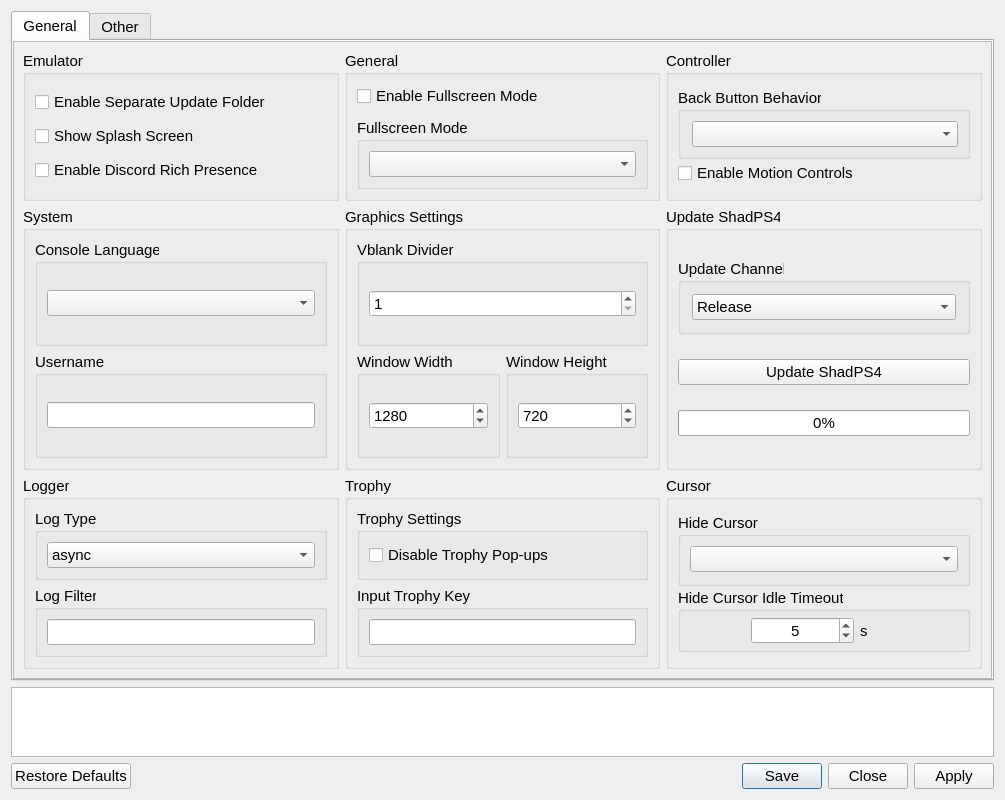
Before: the Qt Designer form settings/ShadSettings.ui in rainmakerv3/BB_Launcher, drawn with Qt 5.
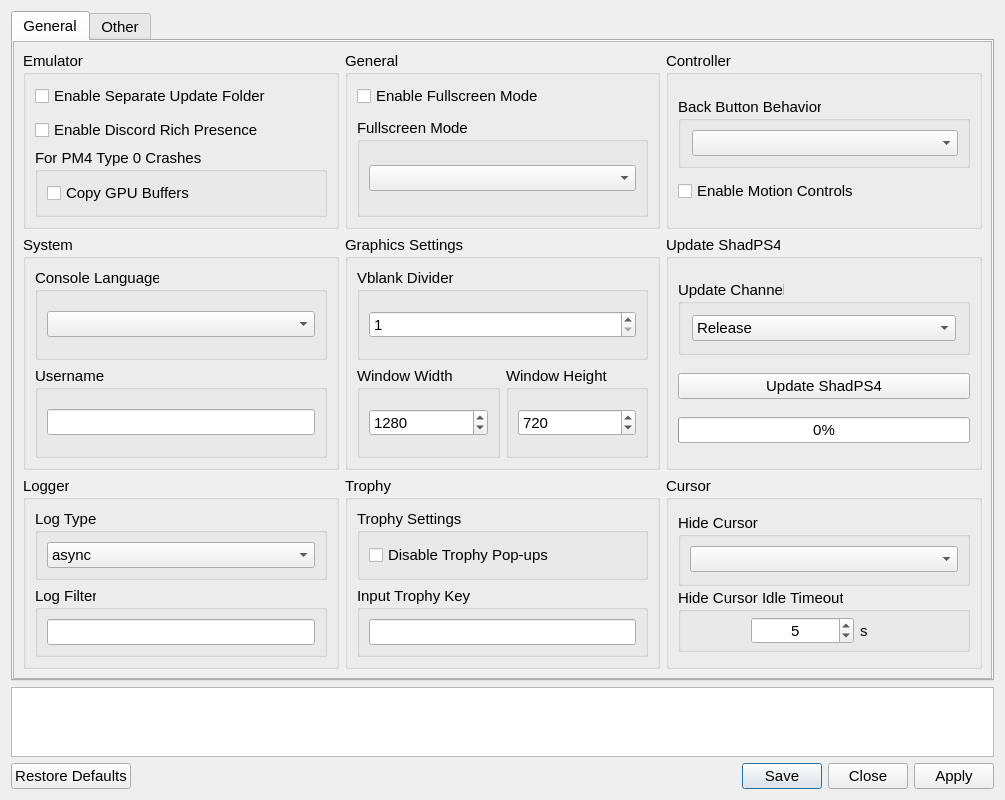
After: the same form once the commit is applied. Icons and pictures are not drawn.

Commit message: add Copy GPU Buffers to settings

Diff of the .ui file:
```diff
--- a/settings/ShadSettings.ui
+++ b/settings/ShadSettings.ui
@@ -65,8 +65,8 @@
         <rect>
          <x>0</x>
          <y>0</y>
-         <width>981</width>
-         <height>636</height>
+         <width>960</width>
+         <height>743</height>
         </rect>
        </property>
        <layout class="QVBoxLayout" name="generalTabVLayout" stretch="0">
@@ -260,13 +260,6 @@
                    </property>
                   </widget>
                  </item>
-                 <item>
-                  <widget class="QCheckBox" name="showSplashCheckBox">
-                   <property name="text">
-                    <string notr="true">Show Splash Screen</string>
-                   </property>
-                  </widget>
-                 </item>
                  <item>
                   <widget class="QCheckBox" name="discordRPCCheckbox">
                    <property name="text">
@@ -276,6 +269,22 @@
                  </item>
                 </layout>
                </item>
+               <item>
+                <widget class="QGroupBox" name="DebugGroupBox">
+                 <property name="title">
+                  <string>For PM4 Type 0 Crashes</string>
+                 </property>
+                 <layout class="QVBoxLayout" name="verticalLayout_16">
+                  <item>
+                   <widget class="QCheckBox" name="GPUBufferCheckBox">
+                    <property name="text">
+                     <string>Copy GPU Buffers</string>
+                    </property>
+                   </widget>
+                  </item>
+                 </layout>
+                </widget>
+               </item>
               </layout>
              </widget>
             </item>
```
Left out of the diff: 6 changed lines with no effect on the pictures. The commit also changes 2 other files.
